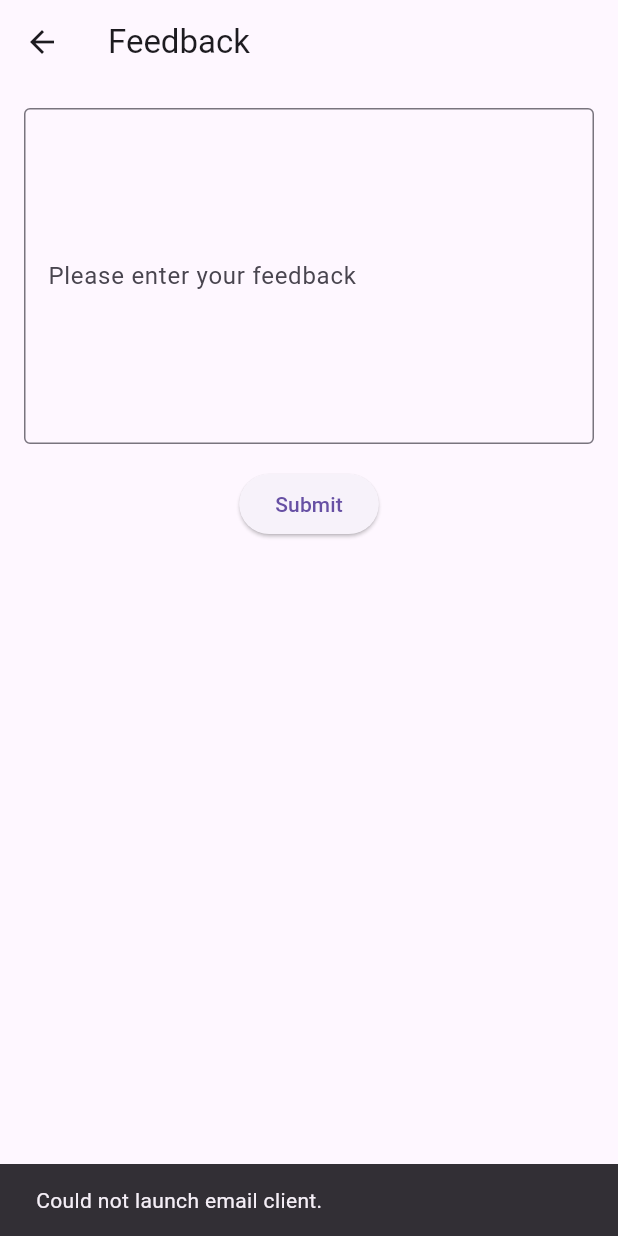
After one commit to jxlstar/car_assistant, a Flutter app: the FeedbackPage screen opened directly, after a tap on "Submit", on a phone screen of 412 x 824 dp. The commit adds this screen. Run offline on Flutter 3.47's test engine with Material 3 defaults, Android fonts, the phone set to English and light mode, and no system bars; our stand-ins replace dio, fluttertoast, font_awesome_flutter, get, google_maps_flutter, location and 4 more; accounts and stored records are empty; generated files the repository leaves out were written again.

Commit message:
fix bugs

```diff
--- a/lib/core/network/api_service.dart
+++ b/lib/core/network/api_service.dart
@@ -167,7 +167,6 @@ class ApiService {
     return _request.loadAuthToken();
   }
 
-  // 获取设备品牌分类（一级）
   static Future<ApiResponse<Map<String, dynamic>>> getResourceBrands() {
     return _request.get<Map<String, dynamic>>('/api/app/resources');
   }
--- a/lib/core/network/app_request.dart
+++ b/lib/core/network/app_request.dart
@@ -26,7 +26,7 @@ class AppRequest {
         'Accept': 'application/json',
       },
     ));
-
+     loadAuthToken();
     // 添加拦截器
     _dio.interceptors.addAll([
       // 请求拦截器
@@ -36,7 +36,8 @@ class AppRequest {
           if (_authToken != null) {
             options.headers['Authorization'] = 'Bearer $_authToken';
           }
-          // LoggerUtil.d('Request: ${options.method} ${options.path}');
+
+          LoggerUtil.e('Request: Tokens $_authToken');
           // LoggerUtil.d('Headers: ${options.headers}');
           // LoggerUtil.d('Data: ${options.data}');
           handler.next(options);
--- /dev/null
+++ b/lib/module/feedback/feedback_page.dart
@@ -0,0 +1,63 @@
+import 'package:flutter/material.dart';
+import 'package:url_launcher/url_launcher.dart';
+
+class FeedbackPage extends StatefulWidget {
+  const FeedbackPage({super.key});
+
+  @override
+  _FeedbackPageState createState() => _FeedbackPageState();
+}
+
+class _FeedbackPageState extends State<FeedbackPage> {
+  final _feedbackController = TextEditingController();
+  final _email = 'jiangxl1377@gmail.com';
+  final _subject = 'App Feedback';
+
+  void _sendFeedback() async {
+    final body = _feedbackController.text;
+    final Uri emailLaunchUri = Uri(
+      scheme: 'mailto',
+      path: _email,
+      query: 'subject=$_subject&body=$body',
+    );
+
+    if (await canLaunchUrl(emailLaunchUri)) {
+      await launchUrl(emailLaunchUri);
+    } else {
+      ScaffoldMessenger.of(context).showSnackBar(
+        const SnackBar(
+          content: Text('Could not launch email client.'),
+        ),
+      );
+    }
+  }
+
+  @override
+  Widget build(BuildContext context) {
+    return Scaffold(
+      appBar: AppBar(
+        title: const Text('Feedback'),
+      ),
+      body: Padding(
+        padding: const EdgeInsets.all(16.0),
+        child: Column(
+          children: [
+            TextField(
+              controller: _feedbackController,
+              decoration: const InputDecoration(
+                labelText: 'Please enter your feedback',
+                border: OutlineInputBorder(),
+              ),
+              maxLines: 8,
+            ),
+            const SizedBox(height: 16),
+            ElevatedButton(
+              onPressed: _sendFeedback,
+              child: const Text('Submit'),
+            ),
+          ],
+        ),
+      ),
+    );
+  }
+}
--- a/lib/module/login/login_page.dart
+++ b/lib/module/login/login_page.dart
@@ -5,13 +5,13 @@ import 'package:fluttertoast/fluttertoast.dart';
 import 'package:font_awesome_flutter/font_awesome_flutter.dart';
 import 'package:provider/provider.dart';
 import '../../core/network/api_service.dart';
+import '../../core/network/app_request.dart';
 import '../../core/storage/storage_service.dart';
 import '../../utils/social_login_button.dart';
 import '../../utils/custom_text_field.dart';
 import 'forgot_password_email_page.dart';
 import 'login_model.dart';
 import 'package:get/get.dart';
-import 'auth_provider.dart';
 import '../home/main_page.dart';
 import 'register_page.dart';
 import 'forgot_password_page.dart';
--- a/lib/module/login/set_password_page.dart
+++ b/lib/module/login/set_password_page.dart
@@ -6,7 +6,6 @@ import '../../core/utils/logger_util.dart';
 import '../../core/utils/loading_util.dart';
 import '../../utils/custom_text_field.dart';
 import '../home/main_page.dart';
-import 'auth_provider.dart';
 import 'login_page.dart';
 import 'otp_verification_page.dart';
 
@@ -170,8 +169,7 @@ class _SetPasswordPageState extends State<SetPasswordPage> {
 
       if (widget.type == OtpType.changePassword) {
         // 修改密码成功后，退出登录
-        final authProvider = context.read<AuthProvider>();
-        await authProvider.logout();
+        await ApiService.logout();
 
         if (mounted) {
           Navigator.of(context).pushAndRemoveUntil(
--- a/lib/module/splash/splash_page.dart
+++ b/lib/module/splash/splash_page.dart
@@ -3,9 +3,11 @@ import 'package:car_assistant/core/services/app_service.dart';
 import 'package:car_assistant/core/utils/logger_util.dart';
 import 'package:car_assistant/r.dart';
 import 'package:flutter/material.dart';
+import 'package:get/get.dart';
 import 'package:provider/provider.dart';
 import '../home/main_page.dart';
 import '../login/login_page.dart';
+import 'splash_logic.dart';
 
 class SplashPage extends StatefulWidget {
   const SplashPage({super.key});
--- a/pubspec.yaml
+++ b/pubspec.yaml
@@ -52,7 +52,7 @@ dependencies:
 
   # 分享功能
   share_plus: ^7.2.2
-  url_launcher: ^6.2.4
+  url_launcher: ^6.1.12
   path_provider: ^2.1.2 #注释或者删除
 
   # 地图功能
```
Also changed, not shown: lib/main.dart (+3 -6 lines), lib/module/home/main_page.dart (+9 -0 lines), lib/module/login/auth_provider.dart (deleted, +0 -51 lines), lib/module/personal/personal_page.dart (+1 -8 lines), lib/module/resources/resources_page.dart (+9 -9 lines), lib/module/splash/splash_logic.dart (added, +30 -0 lines).
